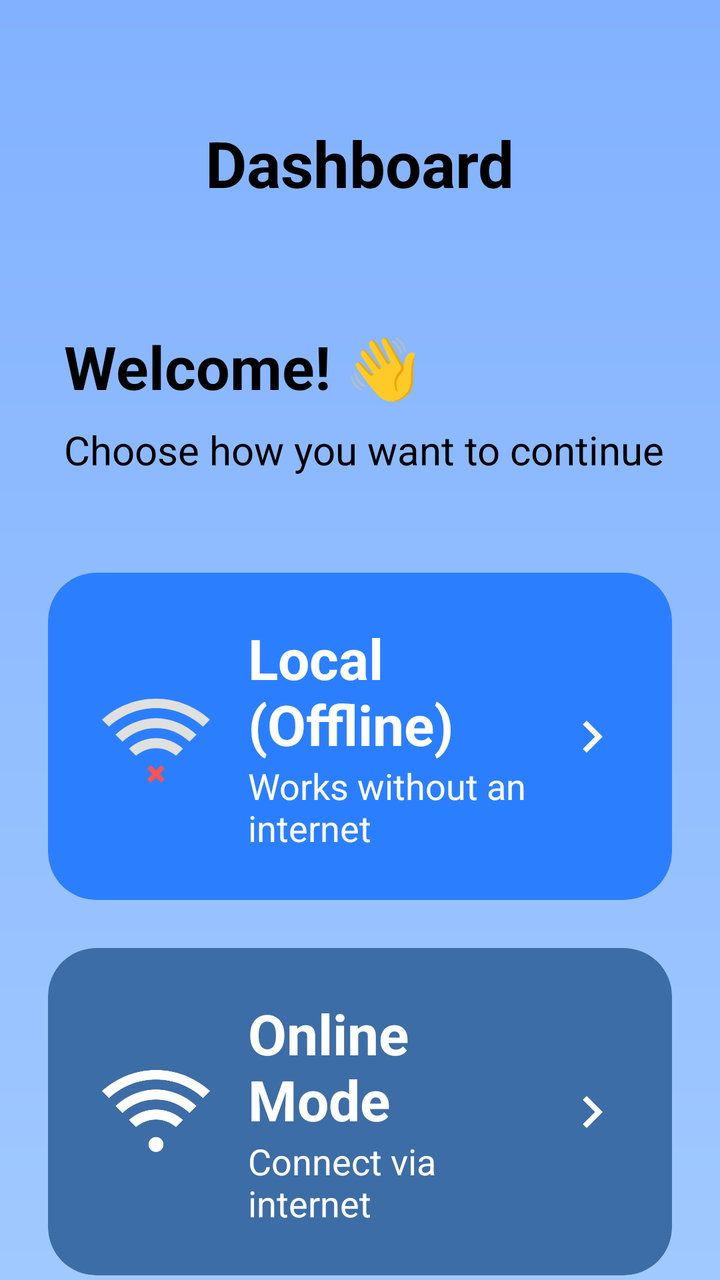
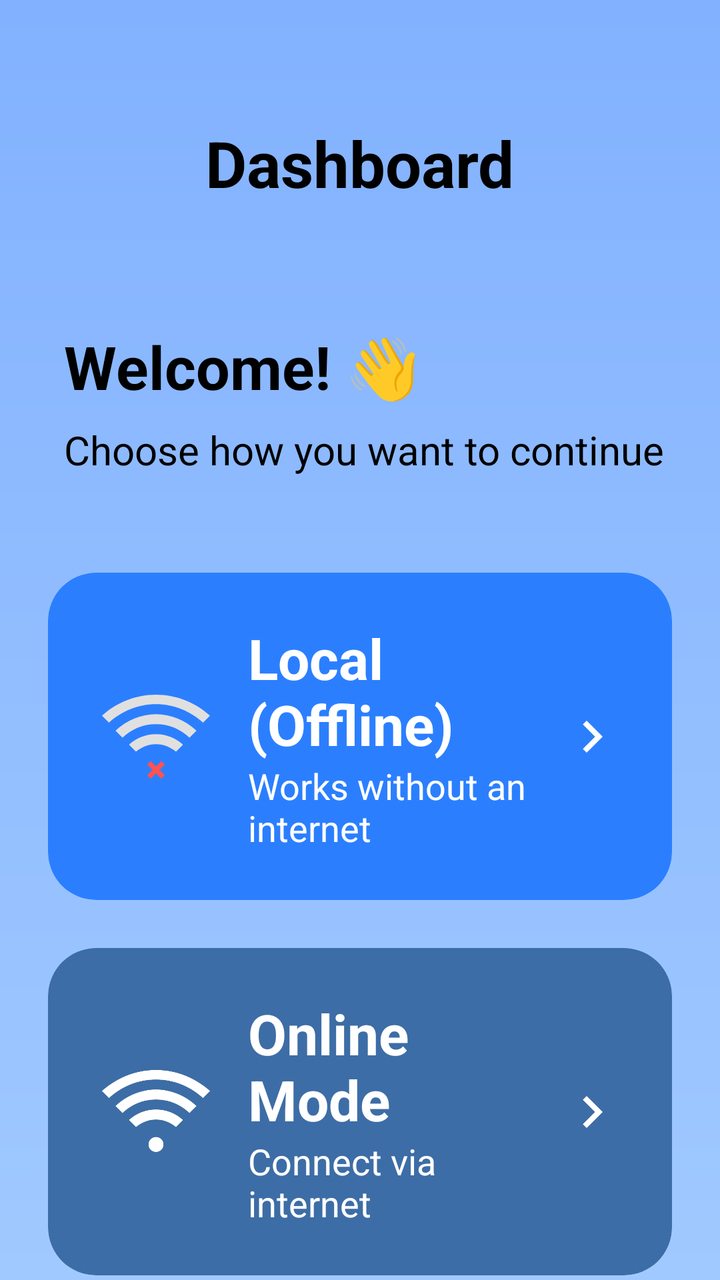

Screens rendered from an Android XML layout before and after an edit, with the pre-edit source and the edit as a unified diff.
<!-- AndroidManifest.xml: application theme Theme.LuminaPoll -->
<!-- res/layout/dashboard_activity_home.xml -->
<?xml version="1.0" encoding="utf-8"?>
<FrameLayout xmlns:android="http://schemas.android.com/apk/res/android"
    xmlns:app="http://schemas.android.com/apk/res-auto"
    xmlns:tools="http://schemas.android.com/tools"
    android:id="@+id/main"
    android:layout_width="match_parent"
    android:layout_height="match_parent"
    android:background="@drawable/bg_home_gradient">

    <androidx.core.widget.NestedScrollView
        android:layout_width="match_parent"
        android:layout_height="match_parent"
        android:fillViewport="true">

        <androidx.constraintlayout.widget.ConstraintLayout
            android:layout_width="match_parent"
            android:layout_height="wrap_content"
            android:paddingTop="60dp"
            android:paddingBottom="@dimen/spacing_large">

            <TextView
                android:id="@+id/dashboard_title"
                android:layout_width="wrap_content"
                android:layout_height="wrap_content"
                android:text="Dashboard"
                android:textColor="@color/black"
                android:textSize="32sp"
                android:textStyle="bold"
                app:layout_constraintEnd_toEndOf="parent"
                app:layout_constraintStart_toStartOf="parent"
                app:layout_constraintTop_toTopOf="parent" />

            <TextView
                android:id="@+id/welcome_label"
                android:layout_width="wrap_content"
                android:layout_height="wrap_content"
                android:layout_marginStart="32dp"
                android:layout_marginTop="60dp"
                android:text="Welcome! 👋"
                android:textColor="@color/black"
                android:textSize="30sp"
                android:textStyle="bold"
                app:layout_constraintStart_toStartOf="parent"
                app:layout_constraintTop_toBottomOf="@id/dashboard_title" />

            <TextView
                android:id="@+id/instruction_label"
                android:layout_width="wrap_content"
                android:layout_height="wrap_content"
                android:layout_marginStart="32dp"
                android:layout_marginTop="8dp"
                android:text="Choose how you want to continue"
                android:textColor="@color/black"
                android:textSize="20sp"
                app:layout_constraintStart_toStartOf="parent"
                app:layout_constraintTop_toBottomOf="@id/welcome_label" />

            
            <androidx.cardview.widget.CardView
                android:id="@+id/mode_local"
                android:layout_width="match_parent"
                android:layout_height="wrap_content"
                android:layout_marginHorizontal="24dp"
                android:layout_marginTop="48dp"
                android:clickable="true"
                android:focusable="true"
                android:foreground="?attr/selectableItemBackground"
                app:cardBackgroundColor="@color/color_l200"
                app:cardCornerRadius="24dp"
                app:cardElevation="0dp"
                app:layout_constraintTop_toBottomOf="@id/instruction_label">

                <androidx.constraintlayout.widget.ConstraintLayout
                    android:layout_width="match_parent"
                    android:layout_height="wrap_content"
                    android:minHeight="160dp"
                    android:padding="24dp">

                    <ImageView
                        android:id="@+id/local_icon"
                        android:layout_width="60dp"
                        android:layout_height="60dp"
                        android:src="@drawable/ic_no_net"
                        app:layout_constraintBottom_toBottomOf="parent"
                        app:layout_constraintStart_toStartOf="parent"
                        app:layout_constraintTop_toTopOf="parent"
                        app:layout_constraintVertical_bias="0.538" />

                    <TextView
                        android:id="@+id/local_mode_title"
                        android:layout_width="0dp"
                        android:layout_height="wrap_content"
                        android:layout_marginStart="16dp"
                        android:text="Local (Offline)"
                        android:textColor="@color/white"
                        android:textSize="28sp"
                        android:textStyle="bold"
                        app:layout_constraintBottom_toTopOf="@id/local_mode_sub"
                        app:layout_constraintEnd_toStartOf="@id/local_arrow"
                        app:layout_constraintStart_toEndOf="@id/local_icon"
                        app:layout_constraintTop_toTopOf="parent"
                        app:layout_constraintVertical_chainStyle="packed" />

                    <TextView
                        android:id="@+id/local_mode_sub"
                        android:layout_width="0dp"
                        android:layout_height="wrap_content"
                        android:text="Works without an internet"
                        android:textColor="@color/white"
                        android:textSize="18sp"
                        app:layout_constraintBottom_toBottomOf="parent"
                        app:layout_constraintEnd_toStartOf="@id/local_arrow"
                        app:layout_constraintStart_toStartOf="@id/local_mode_title"
                        app:layout_constraintTop_toBottomOf="@id/local_mode_title" />

                    <ImageView
                        android:id="@+id/local_arrow"
                        android:layout_width="32dp"
                        android:layout_height="32dp"
                        android:src="@drawable/ic_next_arrow"
                        app:layout_constraintBottom_toBottomOf="parent"
                        app:layout_constraintEnd_toEndOf="parent"
                        app:layout_constraintTop_toTopOf="parent"
                        app:tint="@color/white" />

                </androidx.constraintlayout.widget.ConstraintLayout>
            </androidx.cardview.widget.CardView>

            
            <androidx.cardview.widget.CardView
                android:id="@+id/mode_online"
                android:layout_width="match_parent"
                android:layout_height="wrap_content"
                android:layout_marginHorizontal="24dp"
                android:layout_marginTop="24dp"
                android:clickable="true"
                android:focusable="true"
                android:foreground="?attr/selectableItemBackground"
                app:cardBackgroundColor="@color/color_d300"
                app:cardCornerRadius="24dp"
                app:cardElevation="0dp"
                app:layout_constraintTop_toBottomOf="@id/mode_local">

                <androidx.constraintlayout.widget.ConstraintLayout
                    android:layout_width="match_parent"
                    android:layout_height="wrap_content"
                    android:minHeight="160dp"
                    android:padding="24dp">

                    <ImageView
                        android:id="@+id/online_icon"
                        android:layout_width="60dp"
                        android:layout_height="60dp"
                        android:src="@drawable/ic_net"
                        app:layout_constraintBottom_toBottomOf="parent"
                        app:layout_constraintStart_toStartOf="parent"
                        app:layout_constraintTop_toTopOf="parent"
                        app:tint="@color/white" />

                    <TextView
                        android:id="@+id/online_mode_title"
                        android:layout_width="0dp"
                        android:layout_height="wrap_content"
                        android:layout_marginStart="16dp"
                        android:text="Online Mode"
                        android:textColor="@color/white"
                        android:textSize="28sp"
                        android:textStyle="bold"
                        app:layout_constraintBottom_toTopOf="@id/online_mode_sub"
                        app:layout_constraintEnd_toStartOf="@id/online_arrow"
                        app:layout_constraintStart_toEndOf="@id/online_icon"
                        app:layout_constraintTop_toTopOf="parent"
                        app:layout_constraintVertical_chainStyle="packed" />

                    <TextView
                        android:id="@+id/online_mode_sub"
                        android:layout_width="0dp"
                        android:layout_height="wrap_content"
                        android:text="Connect via internet"
                        android:textColor="@color/white"
                        android:textSize="18sp"
                        app:layout_constraintBottom_toBottomOf="parent"
                        app:layout_constraintEnd_toStartOf="@id/online_arrow"
                        app:layout_constraintStart_toStartOf="@id/online_mode_title"
                        app:layout_constraintTop_toBottomOf="@id/online_mode_title" />

                    <ImageView
                        android:id="@+id/online_arrow"
                        android:layout_width="32dp"
                        android:layout_height="32dp"
                        android:src="@drawable/ic_next_arrow"
                        app:layout_constraintBottom_toBottomOf="parent"
                        app:layout_constraintEnd_toEndOf="parent"
                        app:layout_constraintTop_toTopOf="parent"
                        app:tint="@color/white" />

                </androidx.constraintlayout.widget.ConstraintLayout>
            </androidx.cardview.widget.CardView>

        </androidx.constraintlayout.widget.ConstraintLayout>
    </androidx.core.widget.NestedScrollView>
</FrameLayout>
<!-- resources referenced by this layout -->
<resources>
  <color name="black">#FF000000</color>
  <color name="color_d300">#3D6DA6</color>
  <color name="color_l200">#2B7FFF</color>
  <color name="white">#FFFFFFFF</color>
  <dimen name="spacing_large">24dp</dimen>
  <!-- drawable bg_home_gradient (drawable) -->
  <?xml version="1.0" encoding="utf-8"?>
  <shape xmlns:android="http://schemas.android.com/apk/res/android"
      android:shape="rectangle">
      <gradient
          android:angle="270"
          android:endColor="#A0C9FF"
          android:startColor="#82B1FF"
          android:type="linear" />
  </shape>
  <!-- drawable ic_net (drawable) -->
  <vector xmlns:android="http://schemas.android.com/apk/res/android"
      android:width="24dp"
      android:height="24dp"
      android:viewportWidth="24"
      android:viewportHeight="24">
      <path
          android:fillColor="#FFFFFF"
          android:pathData="M12,5.5C8.4,5.5 5.1,6.9 2.6,9.2L1.2,7.8C4.1,5.2 7.9,3.6 12,3.6s7.9,1.6 10.8,4.2l-1.4,1.4C18.9,6.9 15.6,5.5 12,5.5z"/>
      <path
          android:fillColor="#FFFFFF"
          android:pathData="M12,9.5C9.4,9.5 7.1,10.5 5.3,12.2l-1.4,-1.4c2.2,-2.1 5.2,-3.3 8.1,-3.3s5.9,1.2 8.1,3.3l-1.4,1.4C16.9,10.5 14.6,9.5 12,9.5z"/>
      <path
          android:fillColor="#FFFFFF"
          android:pathData="M12,13.5c-1.5,0 -2.9,0.6 -4,1.5l-1.4,-1.4c1.4,-1.3 3.3,-2.1 5.4,-2.1s4,0.8 5.4,2.1l-1.4,1.4C14.9,14.1 13.5,13.5 12,13.5z"/>
      <path
          android:fillColor="#FFFFFF"
          android:pathData="M12,18.5m-1.5,0a1.5,1.5 0,1 1,3 0a1.5,1.5 0,1 1,-3 0"/>
  </vector>
  <!-- drawable ic_next_arrow (drawable) -->
  <vector xmlns:android="http://schemas.android.com/apk/res/android"
      android:width="32dp"
      android:height="32dp"
      android:viewportWidth="24"
      android:viewportHeight="24">
      <path
          android:fillColor="@android:color/white"
          android:pathData="M8.59,16.59L13.17,12L8.59,7.41L10,6l6,6l-6,6L8.59,16.59z" />
  </vector>
  <!-- drawable ic_no_net (drawable) -->
  <vector xmlns:android="http://schemas.android.com/apk/res/android"
      android:width="24dp"
      android:height="24dp"
      android:viewportWidth="24"
      android:viewportHeight="24">
      <path
          android:fillColor="#E0E0E0"
          android:pathData="M12,5.5C8.4,5.5 5.1,6.9 2.6,9.2L1.2,7.8C4.1,5.2 7.9,3.6 12,3.6s7.9,1.6 10.8,4.2l-1.4,1.4C18.9,6.9 15.6,5.5 12,5.5z"/>
      <path
          android:fillColor="#E0E0E0"
          android:pathData="M12,9.5C9.4,9.5 7.1,10.5 5.3,12.2l-1.4,-1.4c2.2,-2.1 5.2,-3.3 8.1,-3.3s5.9,1.2 8.1,3.3l-1.4,1.4C16.9,10.5 14.6,9.5 12,9.5z"/>
      <path
          android:fillColor="#E0E0E0"
          android:pathData="M12,13.5c-1.5,0 -2.9,0.6 -4,1.5l-1.4,-1.4c1.4,-1.3 3.3,-2.1 5.4,-2.1s4,0.8 5.4,2.1l-1.4,1.4C14.9,14.1 13.5,13.5 12,13.5z"/>
      
      <path
          android:fillColor="#FF5252"
          android:pathData="M12,17.94l1.06,-1.06l0.71,0.71l-1.06,1.06l1.06,1.06l-0.71,0.71l-1.06,-1.06l-1.06,1.06l-0.71,-0.71l1.06,-1.06l-1.06,-1.06l0.71,-0.71z"/>
  </vector>
  <style name="Theme.LuminaPoll" parent="Theme.AppCompat.DayNight.NoActionBar">
          <item name="colorPrimary">?attr/colorModePrimary</item>
          <item name="android:statusBarColor">@android:color/transparent</item>
          <item name="android:navigationBarColor">@android:color/transparent</item>
          <item name="android:windowBackground">?attr/colorModeBackground</item>
          
          
          <item name="colorModeSecondary">@color/white</item>
          <item name="colorModeButtonText">@color/white</item>
      </style>
</resources>

<!-- the commit's change to res/layout/dashboard_activity_home.xml (unified diff, before → after) -->
@@ -83,8 +83,7 @@
                         android:src="@drawable/ic_no_net"
                         app:layout_constraintBottom_toBottomOf="parent"
                         app:layout_constraintStart_toStartOf="parent"
-                        app:layout_constraintTop_toTopOf="parent"
-                        app:layout_constraintVertical_bias="0.538" />
+                        app:layout_constraintTop_toTopOf="parent" />
 
                     <TextView
                         android:id="@+id/local_mode_title"
